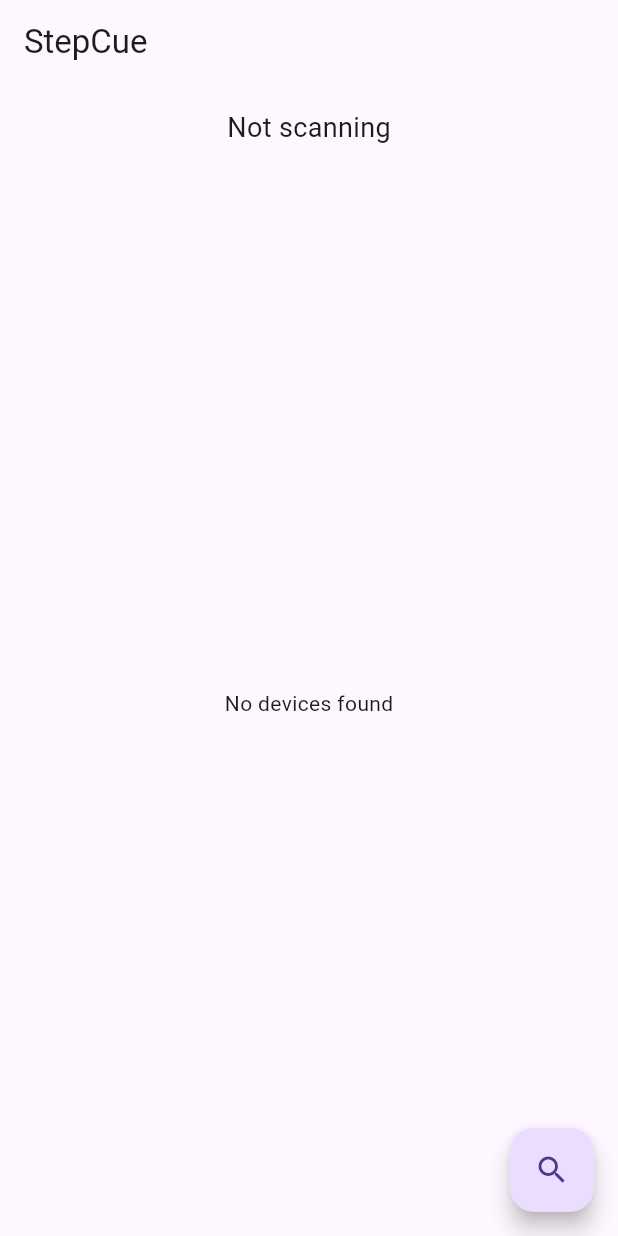
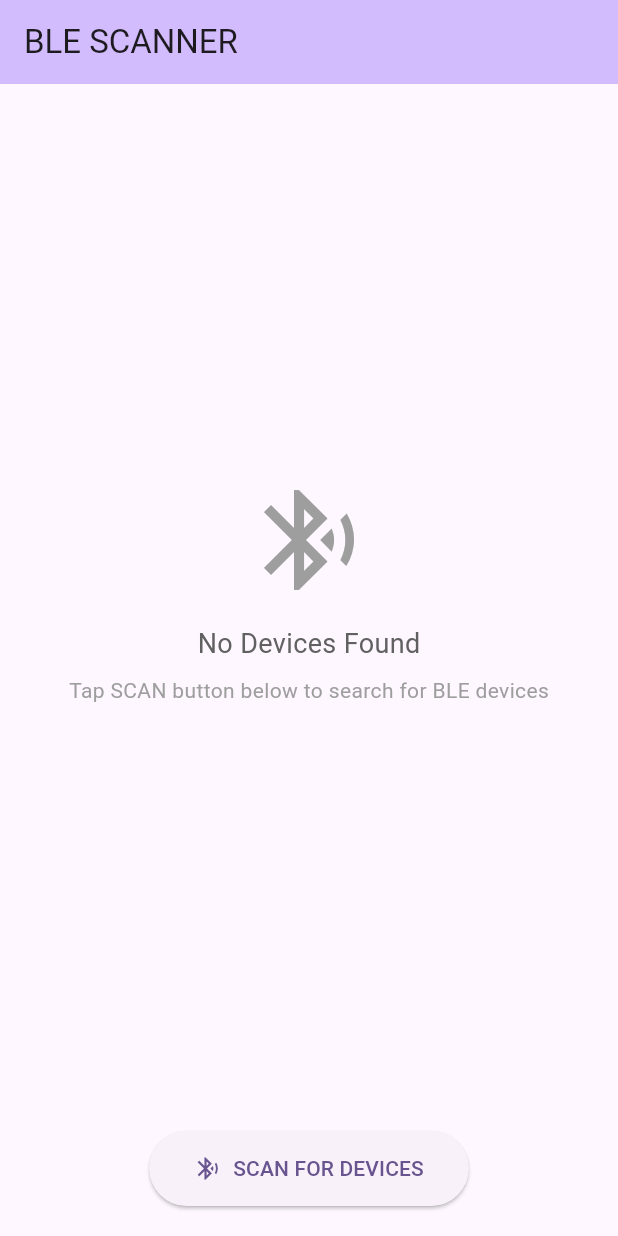
Before and after one commit to Lykkeskov/Teknologieksamen-App, a Flutter app: the screen it shows after launch, on a phone screen of 412 x 824 dp. Run offline on Flutter 3.47's test engine with Material 3 defaults, Android fonts, the phone set to English and light mode, and no system bars; our stand-ins replace flutter_blue_plus, get, permission_handler.

Commit message:
Fixed some stuff

```diff
--- a/lib/main.dart
+++ b/lib/main.dart
@@ -1,8 +1,20 @@
 import 'package:flutter/material.dart';
-import 'bluetooth_manager.dart';
+import 'package:flutter_blue_plus/flutter_blue_plus.dart';
+import 'package:get/get.dart';
+import 'ble_controller.dart';  // Using relative import
 
-void main() {
+void main() async {
+  // Initialize Flutter Blue Plus
   WidgetsFlutterBinding.ensureInitialized();
+
+  // Check adapter availability
+  try {
+    // Wait for Bluetooth to initialize
+    await FlutterBluePlus.adapterState.first;
+  } catch (e) {
+    print("Error initializing Bluetooth: $e");
+  }
+
   runApp(const MyApp());
 }
 
@@ -11,52 +23,36 @@
 
   @override
   Widget build(BuildContext context) {
-    return MaterialApp(
-      title: 'StepCue',
+    return GetMaterialApp(  // Changed to GetMaterialApp for GetX
+      title: 'BLE Scanner',
       theme: ThemeData(
-        primarySwatch: Colors.blue,
+        colorScheme: ColorScheme.fromSeed(seedColor: Colors.deepPurple),
+        useMaterial3: true,
       ),
-      home: const BluetoothScannerPage(),
+      home: const MyHomePage(),
     );
   }
 }
 
-class BluetoothScannerPage extends StatefulWidget {
-  const BluetoothScannerPage({super.key});
+class MyHomePage extends StatefulWidget {
+  const MyHomePage({super.key});
 
   @override
-  State<BluetoothScannerPage> createState() => _BluetoothScannerPageState();
+  State<MyHomePage> createState() => _MyHomePageState();
 }
 
-class _BluetoothScannerPageState extends State<BluetoothScannerPage> {
-  final BluetoothManager _bluetoothManager = BluetoothManager();
-  bool _isScanning = false;
-  List<BluetoothDevice> _devices = [];
+class _MyHomePageState extends State<MyHomePage> {
+  final BleController controller = Get.put(BleController());
+  bool isBluetoothOn = false;
 
   @override
   void initState() {
     super.initState();
-    _initializeBluetooth();
-  }
-
-  Future<void> _initializeBluetooth() async {
-    await _bluetoothManager.initialize();
-    _bluetoothManager.deviceStream.listen((devices) {
+    // Listen to Bluetooth adapter state changes
+    FlutterBluePlus.adapterState.listen((state) {
       setState(() {
-        _devices = devices;
+        isBluetoothOn = state == BluetoothAdapterState.on;
       });
-    });
-  }
-
-  void _toggleScan() async {
-    if (_isScanning) {
-      await _bluetoothManager.stopScan();
-    } else {
-      await _bluetoothManager.startScan();
-    }
-
-    setState(() {
-      _isScanning = !_isScanning;
     });
   }
 
@@ -64,41 +60,122 @@
   Widget build(BuildContext context) {
     return Scaffold(
       appBar: AppBar(
-        title: const Text('StepCue'),
+        title: Text("BLE SCANNER"),
+        backgroundColor: Theme.of(context).colorScheme.inversePrimary,
       ),
-      body: Column(
+      body: GetBuilder<BleController>(
+        builder: (controller) {
+          return Center(
+            child: Column(
+              mainAxisAlignment: MainAxisAlignment.center,
               children: [
+                // Bluetooth status indicator
+                if (!isBluetoothOn)
                   Padding(
                     padding: const EdgeInsets.all(16.0),
-            child: Text(
-              _isScanning ? 'Scanning for devices...' : 'Not scanning',
-              style: const TextStyle(fontSize: 18),
+                    child: Card(
+                      color: Colors.red.shade100,
+                      child: Padding(
+                        padding: const EdgeInsets.all(16.0),
+                        child: Row(
+                          mainAxisSize: MainAxisSize.min,
+                          children: [
+                            Icon(Icons.bluetooth_disabled, color: Colors.red),
+                            SizedBox(width: 8),
+                            Text("Bluetooth is turned off",
+                                style: TextStyle(fontWeight: FontWeight.bold)),
+                          ],
                         ),
                       ),
-          Expanded(
-            child: _devices.isEmpty
-                ? const Center(child: Text('No devices found'))
-                : ListView.builder(
-                    itemCount: _devices.length,
+                    ),
+                  ),
+
+                // Stream builder for scan results
+                StreamBuilder<List<ScanResult>>(
+                  stream: controller.scanResultsStream,
+                  builder: (context, snapshot) {
+                    if (snapshot.hasData && snapshot.data!.isNotEmpty) {
+                      return Expanded(
+                        child: ListView.builder(
+                          shrinkWrap: true,
+                          itemCount: snapshot.data!.length,
                           itemBuilder: (context, index) {
-                      final device = _devices[index];
-                      return ListTile(
-                        title: Text(device.name.isNotEmpty ? device.name : 'Unknown Device'),
-                        subtitle: Text(device.id),
-                        trailing: const Icon(Icons.bluetooth),
-                        onTap: () {
-                          // Handle device selection
-                        },
+                            final data = snapshot.data![index];
+                            return Card(
+                              elevation: 2,
+                              margin: EdgeInsets.symmetric(horizontal: 16, vertical: 4),
+                              child: ListTile(
+                                title: Text(data.device.platformName.isNotEmpty
+                                    ? data.device.platformName
+                                    : "Unknown Device"),
+                                subtitle: Text(data.device.remoteId.toString()),
+                                trailing: Row(
+                                  mainAxisSize: MainAxisSize.min,
+                                  children: [
+                                    Text("${data.rssi} dBm"),
+                                    Icon(Icons.signal_cellular_alt,
+                                        color: _getSignalColor(data.rssi)),
+                                  ],
+                                ),
+                                onTap: () => controller.connectToDevice(data.device),
+                              ),
                             );
                           },
+                        ),
+                      );
+                    } else {
+                      return Expanded(
+                        child: Center(
+                          child: Column(
+                            mainAxisSize: MainAxisSize.min,
+                            children: [
+                              Icon(Icons.bluetooth_searching,
+                                  size: 80,
+                                  color: Colors.grey),
+                              SizedBox(height: 16),
+                              Text(
+                                "No Devices Found",
+                                style: TextStyle(fontSize: 18, color: Colors.grey.shade700),
+                              ),
+                              SizedBox(height: 8),
+                              Text(
+                                "Tap SCAN button below to search for BLE devices",
+                                style: TextStyle(color: Colors.grey),
+                              ),
+                            ],
+                          ),
+                        ),
+                      );
+                    }
+                  },
+                ),
+
+                // Scan button
+                Padding(
+                  padding: const EdgeInsets.all(20.0),
+                  child: ElevatedButton.icon(
+                    onPressed: isBluetoothOn
+                        ? () => controller.scanDevices()
+                        : null,  // Disable button if Bluetooth is off
+                    icon: Icon(Icons.bluetooth_searching),
+                    label: Text("SCAN FOR DEVICES"),
+                    style: ElevatedButton.styleFrom(
+                      padding: EdgeInsets.symmetric(horizontal: 30, vertical: 15),
+                    ),
                   ),
                 ),
               ],
             ),
-      floatingActionButton: FloatingActionButton(
-        onPressed: _toggleScan,
-        child: Icon(_isScanning ? Icons.stop : Icons.search),
+          );
+        },
       ),
     );
   }
+
+  // Helper method to color-code signal strength
+  Color _getSignalColor(int rssi) {
+    if (rssi >= -70) return Colors.green;
+    if (rssi >= -85) return Colors.orange;
+    return Colors.red;
   }
+}
```
Also changed, not shown: lib/ble_controller.dart (added, +113 -0 lines), lib/bluetooth_manager.dart (deleted, +0 -169 lines), pubspec.yaml (+5 -2 lines), pubspec.lock, 6 other files. Lines whose indentation alone changed are shown as unchanged.
